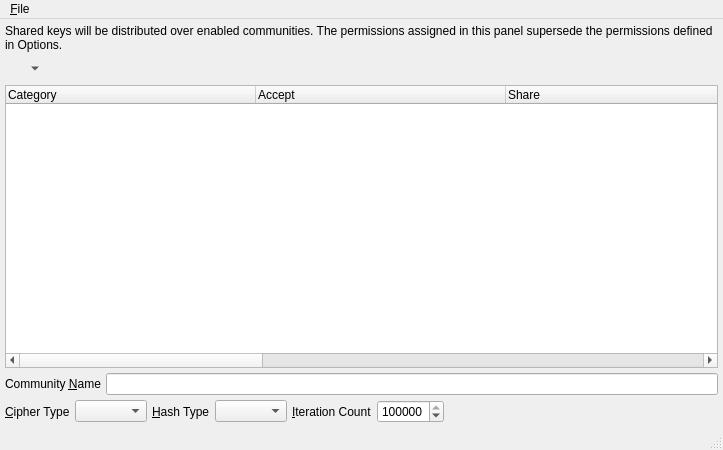
Above: branches/trunk/UI/spot-on-echo-key-share.ui from textbrowser/spot-on before the change. Below: the same form after it.
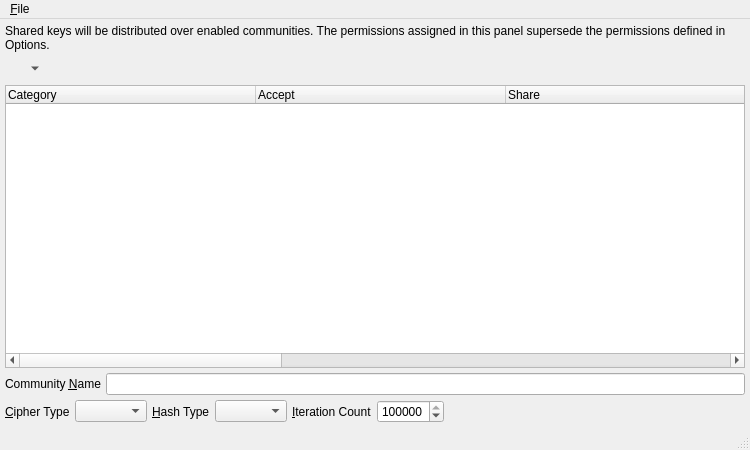
That is the form after the change. Icons and pictures are not drawn.

Diff of the .ui file:
```diff
--- a/branches/trunk/UI/spot-on-echo-key-share.ui
+++ b/branches/trunk/UI/spot-on-echo-key-share.ui
@@ -6,7 +6,7 @@
    <rect>
     <x>0</x>
     <y>0</y>
-    <width>723</width>
+    <width>750</width>
     <height>450</height>
    </rect>
   </property>
@@ -247,7 +247,7 @@
     <rect>
      <x>0</x>
      <y>0</y>
-     <width>723</width>
+     <width>750</width>
      <height>39</height>
     </rect>
    </property>
```
